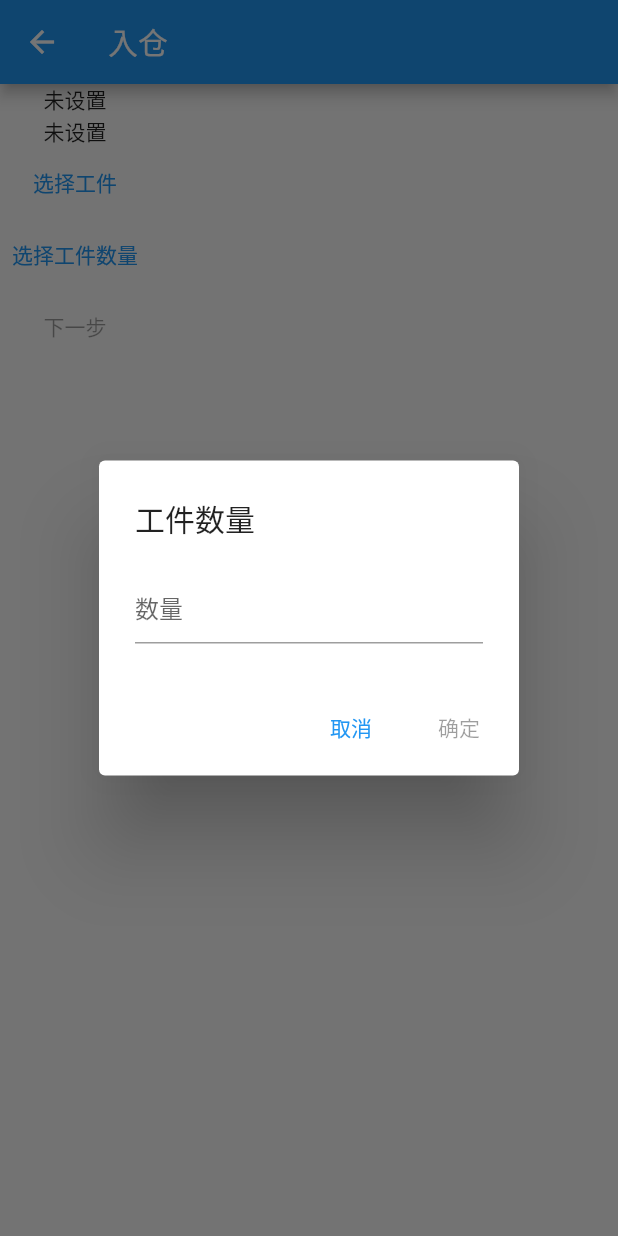
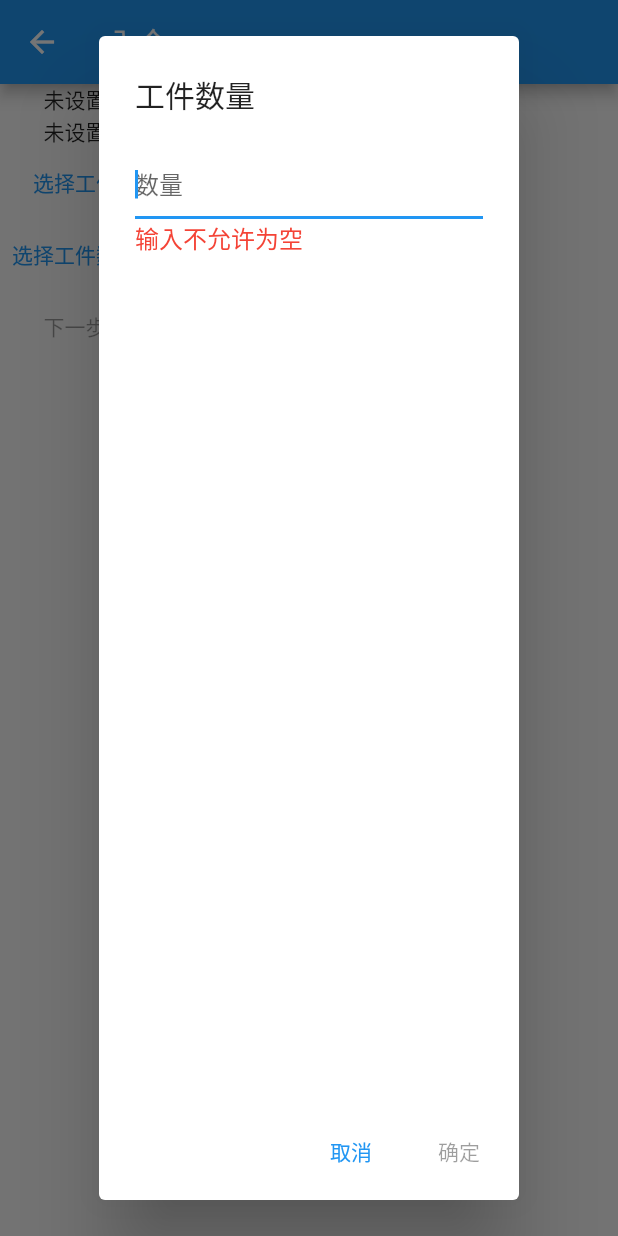
Before and after one commit to HowsonLiu/smc_piecework, a Flutter app: the Enter1Page screen opened directly, after a tap on "选择工件数量", on a phone screen of 412 x 824 dp. Run offline on Flutter 3.47's test engine with Material 2 defaults, Android fonts, the phone set to English and light mode, and no system bars; our stand-ins replace csv, file_picker, shared_preferences, sqflite; accounts and stored records are empty.

```diff
--- a/lib/manager/employee_manager.dart
+++ b/lib/manager/employee_manager.dart
@@ -89,7 +89,7 @@ class EmployeeDataBaseHelper {
 
   Future<List<Map<String, dynamic>>?> query() async {
     var db = await database;
-    var res = await db?.query(table, orderBy: '$colId desc');
+    var res = await db?.query(table);
     return res;
   }
 
--- /dev/null
+++ b/lib/ui/common/number_input_dialog.dart
@@ -0,0 +1,97 @@
+import 'package:flutter/material.dart';
+import 'package:flutter/services.dart';
+
+enum NumberInputDialogResultState {
+  kOk,
+  kEmpty,
+  kNotNumber,
+  kOverflowMin,
+  kOverflowMax
+}
+
+extension NumberInputDialogResultStateExtension
+    on NumberInputDialogResultState {
+  static NumberInputDialogResultState getState(String? text, int min, int max) {
+    if (text == null || text.isEmpty)
+      return NumberInputDialogResultState.kEmpty;
+    int value = int.parse(text);
+    if (value < min) return NumberInputDialogResultState.kOverflowMin;
+    if (value > max) return NumberInputDialogResultState.kOverflowMax;
+    return NumberInputDialogResultState.kOk;
+  }
+
+  static String? getStateTips(NumberInputDialogResultState state) {
+    if (state == NumberInputDialogResultState.kEmpty) return "输入不允许为空";
+    if (state == NumberInputDialogResultState.kOverflowMin) return "输入值太小";
+    if (state == NumberInputDialogResultState.kOverflowMax) return "输入值太大";
+  }
+}
+
+Future<void> showNumberInputDialog(
+    {required BuildContext context,
+    required String title,
+    required String hint,
+    required Function callback,
+    int? minValue,
+    int? defalutValue,
+    int? maxValue}) async {
+  final TextEditingController _textFieldController =
+      TextEditingController(text: defalutValue?.toString());
+  int minVal = minValue ?? 0;
+  int maxVal = maxValue ?? 65535;
+  NumberInputDialogResultState state =
+      NumberInputDialogResultStateExtension.getState(
+          _textFieldController.text, minVal, maxVal);
+  return await showDialog(
+    context: context,
+    builder: (context) {
+      return StatefulBuilder(builder: (context, setState2) {
+        return AlertDialog(
+          title: Text(title),
+          content: Column(
+            crossAxisAlignment: CrossAxisAlignment.start,
+            children: [
+              TextField(
+                autofocus: true,
+                controller: _textFieldController,
+                decoration: InputDecoration(hintText: hint),
+                keyboardType: TextInputType.number,
+                inputFormatters: [
+                  FilteringTextInputFormatter.allow(RegExp(r'[0-9]'))
+                ],
+                onChanged: (text) {
+                  setState2(() => state =
+                      NumberInputDialogResultStateExtension.getState(
+                          _textFieldController.text, minVal, maxVal));
+                },
+              ),
+              Expanded(
+                  child: Text(
+                NumberInputDialogResultStateExtension.getStateTips(state) ?? '',
+                style: const TextStyle(color: Colors.red),
+                maxLines: 1,
+              ))
+            ],
+          ),
+          actions: <Widget>[
+            TextButton(
+              child: const Text('取消'),
+              onPressed: () {
+                Navigator.pop(context);
+              },
+            ),
+            TextButton(
+              child: const Text('确定'),
+              onPressed: state == NumberInputDialogResultState.kOk
+                  ? () {
+                      callback(int.parse(_textFieldController.text));
+                      Navigator.pop(context);
+                    }
+                  : null,
+            ),
+          ],
+        );
+      });
+    },
+  );
+}
--- a/lib/ui/enter1_page.dart
+++ b/lib/ui/enter1_page.dart
@@ -2,6 +2,7 @@ import 'package:flutter/material.dart';
 import 'package:flutter/services.dart';
 import 'package:smc_piecework/manager/artifacts_manager.dart';
 import 'package:smc_piecework/model/artifacts.dart';
+import 'package:smc_piecework/ui/common/number_input_dialog.dart';
 import 'package:smc_piecework/ui/enter2_page.dart';
 
 class Enter1Page extends StatefulWidget {
@@ -12,20 +13,16 @@ class Enter1Page extends StatefulWidget {
 }
 
 class _Enter1PageState extends State<Enter1Page> {
-  final TextEditingController _textFieldController = TextEditingController();
-
   Artifacts? _artifacts;
   int? _count;
 
   Artifacts? _selectedArti;
-  bool _okBtnEnabled = false;
 
   @override
   void initState() {
     super.initState();
     _artifacts = null;
     _count = null;
-    _okBtnEnabled = false;
   }
 
   @override
@@ -110,54 +107,19 @@ class _Enter1PageState extends State<Enter1Page> {
   }
 
   Future<void> _onCountInput(BuildContext context) async {
-    return await showDialog(
-      context: context,
-      builder: (context) {
-        return StatefulBuilder(builder: (context, setState2) {
-          return AlertDialog(
-            title: const Text('工件数量'),
-            content: TextField(
-              controller: _textFieldController,
-              decoration: const InputDecoration(hintText: "数量"),
-              keyboardType: TextInputType.number,
-              inputFormatters: [
-                FilteringTextInputFormatter.allow(RegExp(r'[0-9]'))
-              ],
-              onChanged: (text) {
-                setState2(() {
-                  _okBtnEnabled = text.isNotEmpty;
-                });
-              },
-            ),
-            actions: <Widget>[
-              TextButton(
-                child: const Text('取消'),
-                onPressed: () {
-                  Navigator.pop(context);
-                },
-              ),
-              TextButton(
-                child: const Text('确定'),
-                onPressed: _okBtnEnabled
-                    ? () {
-                        setState(() {
-                          _count = int.parse(_textFieldController.text);
-                        });
-                        Navigator.pop(context);
-                      }
-                    : null,
-              ),
-            ],
-          );
-        });
-      },
-    );
+    return await showNumberInputDialog(
+        context: context,
+        title: '工件数量',
+        hint: '数量',
+        callback: (count) => setState(() => _count = count));
   }
 
   Future<void> _onNextStep(BuildContext context) async {
     Navigator.push(context, MaterialPageRoute(
       builder: (context) {
-        return _artifacts != null && _count != null ? Enter2Page(arti: _artifacts!, count: _count!) : Container();
+        return _artifacts != null && _count != null
+            ? Enter2Page(arti: _artifacts!, count: _count!)
+            : Container();
       },
     ));
   }
```
Also changed, not shown: lib/model/job.dart (+8 -0 lines), lib/ui/common/employee_input_dialog.dart (added, +57 -0 lines), lib/ui/common/message_dialog.dart (added, +19 -0 lines), lib/ui/enter2_page.dart (+20 -4 lines), lib/ui/enter3_page.dart (added, +180 -0 lines).
